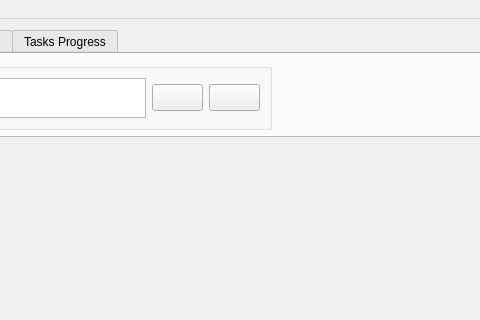
First picture: the form in App/mainWindow.ui, repository BadrGello/Task-Management-App, before the edit; both pictures show x 308 to 788 and y 0 to 320 of the 1297 by 710 pixel window.
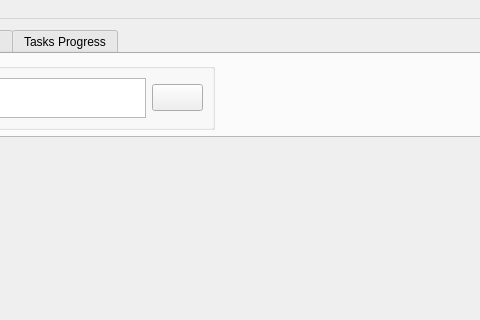
Second picture: the form after the edit. Icons and pictures are not drawn.

What changed in the file:
```diff
--- a/App/mainWindow.ui
+++ b/App/mainWindow.ui
@@ -133,13 +133,6 @@
              </property>
             </widget>
            </item>
-           <item>
-            <widget class="QPushButton" name="pushButton_sort2">
-             <property name="text">
-              <string/>
-             </property>
-            </widget>
-           </item>
           </layout>
          </widget>
         </item>
```
Left out of the diff: 2 changed lines with no effect on the pictures.
